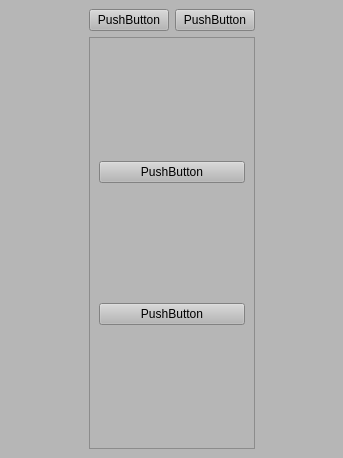
Above: src/client/ui/mobile.ui from Daottt/field-service before the change. Below: the same form after it.
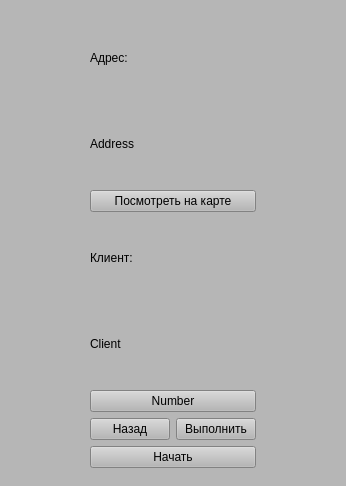
That is the form after the change. The open tabs and pages were chosen to show the change.

The edit to the form file:
```diff
--- a/src/client/ui/mobile.ui
+++ b/src/client/ui/mobile.ui
@@ -6,8 +6,8 @@
    <rect>
     <x>0</x>
     <y>0</y>
-    <width>343</width>
-    <height>458</height>
+    <width>346</width>
+    <height>486</height>
    </rect>
   </property>
   <property name="windowTitle">
@@ -46,6 +46,13 @@
      </spacer>
     </item>
     <item row="0" column="1">
+     <widget class="QStackedWidget" name="stackedWidget">
+      <property name="currentIndex">
+       <number>0</number>
+      </property>
+      <widget class="QWidget" name="main">
+       <layout class="QVBoxLayout" name="verticalLayout">
+        <item>
      <layout class="QVBoxLayout" name="main_verticalLayout">
       <item>
        <layout class="QHBoxLayout" name="Buttons">
@@ -78,31 +85,154 @@
              <x>0</x>
              <y>0</y>
              <width>234</width>
-             <height>395</height>
-            </rect>
-           </property>
-           <layout class="QVBoxLayout" name="verticalLayout_3">
+                 <height>405</height>
+                </rect>
+               </property>
+               <layout class="QVBoxLayout" name="verticalLayout_3"/>
+              </widget>
+             </widget>
+            </item>
+           </layout>
+          </item>
+         </layout>
+        </item>
+       </layout>
+      </widget>
+      <widget class="QWidget" name="task_data">
+       <layout class="QVBoxLayout" name="verticalLayout_5">
             <item>
-             <widget class="QPushButton" name="pushButton_3">
+         <layout class="QVBoxLayout" name="verticalLayout_2">
+          <item>
+           <widget class="QLabel" name="label">
               <property name="text">
-               <string>PushButton</string>
+             <string>Адрес:</string>
               </property>
              </widget>
             </item>
             <item>
-             <widget class="QPushButton" name="pushButton_4">
+           <widget class="QLabel" name="AddressText">
+            <property name="styleSheet">
+             <string notr="true">font: 12pt &quot;Arial&quot;;</string>
+            </property>
               <property name="text">
-               <string>PushButton</string>
+             <string>Address</string>
               </property>
              </widget>
             </item>
-           </layout>
-          </widget>
-         </widget>
-        </item>
-       </layout>
-      </item>
-     </layout>
+          <item>
+           <widget class="QPushButton" name="ShowOnMap">
+            <property name="sizePolicy">
+             <sizepolicy hsizetype="Minimum" vsizetype="Fixed">
+              <horstretch>0</horstretch>
+              <verstretch>0</verstretch>
+             </sizepolicy>
+            </property>
+            <property name="styleSheet">
+             <string notr="true">font: 14pt &quot;Arial&quot;;</string>
+            </property>
+            <property name="text">
+             <string>Посмотреть на карте</string>
+            </property>
+           </widget>
+          </item>
+         </layout>
+        </item>
+        <item>
+         <layout class="QVBoxLayout" name="verticalLayout_4">
+          <item>
+           <widget class="QLabel" name="label_2">
+            <property name="text">
+             <string>Клиент:</string>
+            </property>
+           </widget>
+          </item>
+          <item>
+           <widget class="QLabel" name="ClientText">
+            <property name="styleSheet">
+             <string notr="true">font: 12pt &quot;Arial&quot;;</string>
+            </property>
+            <property name="text">
+             <string>Client</string>
+            </property>
+           </widget>
+          </item>
+          <item>
+           <widget class="QPushButton" name="CallClient">
+            <property name="sizePolicy">
+             <sizepolicy hsizetype="Minimum" vsizetype="Fixed">
+              <horstretch>0</horstretch>
+              <verstretch>0</verstretch>
+             </sizepolicy>
+            </property>
+            <property name="styleSheet">
+             <string notr="true">font: 14pt &quot;Arial&quot;;</string>
+            </property>
+            <property name="text">
+             <string>Number</string>
+            </property>
+           </widget>
+          </item>
+         </layout>
+        </item>
+        <item>
+         <layout class="QHBoxLayout" name="horizontalLayout">
+          <item>
+           <widget class="QPushButton" name="Back">
+            <property name="sizePolicy">
+             <sizepolicy hsizetype="Minimum" vsizetype="Fixed">
+              <horstretch>0</horstretch>
+              <verstretch>0</verstretch>
+             </sizepolicy>
+            </property>
+            <property name="styleSheet">
+             <string notr="true">font: 14pt &quot;Arial&quot;;</string>
+            </property>
+            <property name="text">
+             <string>Назад</string>
+            </property>
+           </widget>
+          </item>
+          <item>
+           <widget class="QPushButton" name="Complete">
+            <property name="sizePolicy">
+             <sizepolicy hsizetype="Minimum" vsizetype="Fixed">
+              <horstretch>0</horstretch>
+              <verstretch>0</verstretch>
+             </sizepolicy>
+            </property>
+            <property name="styleSheet">
+             <string notr="true">font: 14pt &quot;Arial&quot;;</string>
+            </property>
+            <property name="text">
+             <string>Выполнить</string>
+            </property>
+           </widget>
+          </item>
+         </layout>
+        </item>
+        <item>
+         <layout class="QHBoxLayout" name="horizontalLayout_2">
+          <item>
+           <widget class="QPushButton" name="Start">
+            <property name="sizePolicy">
+             <sizepolicy hsizetype="Minimum" vsizetype="Fixed">
+              <horstretch>0</horstretch>
+              <verstretch>0</verstretch>
+             </sizepolicy>
+            </property>
+            <property name="styleSheet">
+             <string notr="true">font: 14pt &quot;Arial&quot;;</string>
+            </property>
+            <property name="text">
+             <string>Начать</string>
+            </property>
+           </widget>
+          </item>
+         </layout>
+        </item>
+       </layout>
+      </widget>
+     </widget>
     </item>
    </layout>
   </widget>
```
Lines whose indentation alone changed are shown as unchanged.
